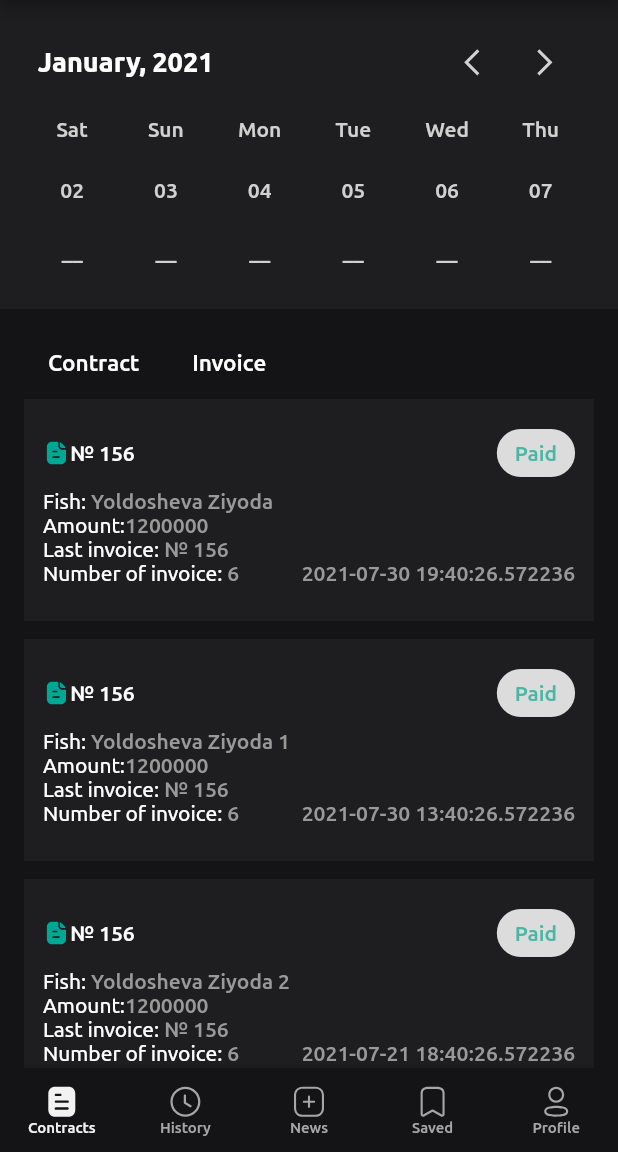
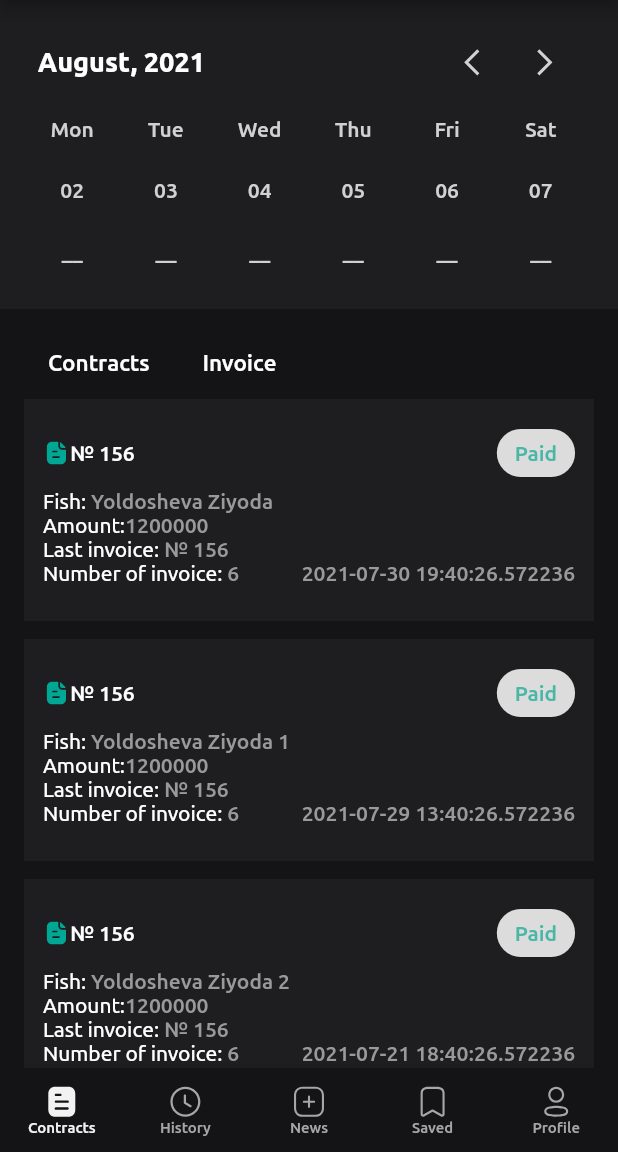
Before and after one commit to Jasurbek-Jaxongirov/iBilling, a Flutter app: the screen it shows after launch, on a phone screen of 412 x 824 dp, the part 84-1236 px from its top. Run offline on Flutter 3.47's test engine with Material 2 defaults, Android fonts, the phone set to English and light mode, and no system bars; our stand-ins replace bloc, easy_localization, flutter_bloc, flutter_svg, jiffy; project files that could hold a hidden picture were left out.

Commit message:
changed too many things

```diff
--- a/assets/sample_json/contracts.json
+++ b/assets/sample_json/contracts.json
@@ -16,7 +16,7 @@
             "last_invoice": 156,
             "invoice_amount": 6,
             "address": "Проспект Мирзо-Улугбек, дом 58, Мирзо-Улугбекский район, Ташкент",
-            "created_at": "2021-07-30 13:40:26.572236",
+            "created_at": "2021-07-29 13:40:26.572236",
             "organization_itn": 5647520318
         },
         {
@@ -36,7 +36,7 @@
             "last_invoice": 156,
             "invoice_amount": 6,
             "address": "Проспект Мирзо-Улугбек, дом 58, Мирзо-Улугбекский район, Ташкент",
-            "created_at": "2021-07-30 12:40:26.572236",
+            "created_at": "2021-07-31 12:40:26.572236",
             "organization_itn": 5647520318
         }
     ]
--- /dev/null
+++ b/assets/translations/en-US.json
@@ -0,0 +1,3 @@
+{
+    "contract": "Contracts"
+}
--- /dev/null
+++ b/assets/translations/ru.json
@@ -0,0 +1,3 @@
+{
+    "contract": "Контракти"
+}
--- /dev/null
+++ b/assets/translations/uz.json
@@ -0,0 +1,3 @@
+{
+    "contract": "Shartnoma"
+}
--- /dev/null
+++ b/lib/blocs/contracts/contracts_bloc.dart
@@ -0,0 +1,64 @@
+import 'dart:async';
+
+import 'package:bloc/bloc.dart';
+import '/api/mock_ibilling_service.dart';
+import '/models/contract.dart';
+import 'package:meta/meta.dart';
+
+part 'contracts_event.dart';
+part 'contracts_state.dart';
+
+class ContractsBloc extends Bloc<ContractsEvent, ContractsState> {
+  List<Contract> mockData = [];
+
+  List<Contract> _filteredItems = [];
+
+  DateTime filteringTime = DateTime.now();
+
+  List<Contract> get filteredItems {
+    return _filteredItems;
+  }
+
+  Future<void> getMockData() async {
+    mockData = await MockIBillingService().getContractResponse();
+  }
+
+  Future<void> fetchContractsByDate(DateTime time) async {
+    await getMockData();
+    mockData.forEach((contract) {
+      try {
+        if (DateTime.parse(contract.createdAt) == time) {
+          _filteredItems.add(contract);
+        }
+      } catch (error) {
+        print('Error occured: $error');
+      }
+    });
+  }
+
+  ContractsBloc() : super(ContractsInitialState());
+
+  @override
+  Stream<ContractsState> mapEventToState(
+    ContractsEvent event,
+  ) async* {
+    if (event is LoadContracts) {
+      yield LoadingContractsState();
+      await getMockData();
+      try {
+        yield LoadedContractsState(contracts: mockData);
+      } catch (error) {
+        yield FailedToLoadContractsState(error: '$error');
+      }
+    } else if (event is FilterContractsByDate) {
+      yield FilteringContractsByDate();
+      await fetchContractsByDate(DateTime.parse('2021-07-21 18:40:26.572236'));
+
+      try {
+        yield FilteredContractsByDate(filteredContracts: _filteredItems);
+      } catch (error) {
+        yield FailedToFilterContractsByDate(error: '$error');
+      }
+    }
+  }
+}
--- /dev/null
+++ b/lib/blocs/contracts/contracts_event.dart
@@ -0,0 +1,10 @@
+part of 'contracts_bloc.dart';
+
+class LoadContracts extends ContractsEvent {}
+
+class FilterContractsByDate extends ContractsEvent {
+  FilterContractsByDate();
+}
+
+@immutable
+abstract class ContractsEvent {}
--- /dev/null
+++ b/lib/blocs/contracts/contracts_state.dart
@@ -0,0 +1,34 @@
+part of 'contracts_bloc.dart';
+
+@immutable
+abstract class ContractsState {}
+
+class ContractsInitialState extends ContractsState {}
+
+class LoadingContractsState extends ContractsState {}
+
+// Loading all contracts states
+class LoadedContractsState extends ContractsState {
+  final List<Contract> contracts;
+
+  LoadedContractsState({required this.contracts});
+}
+
+class FailedToLoadContractsState extends ContractsState {
+  final String error;
+
+  FailedToLoadContractsState({required this.error});
+}
+
+// Filtering contracts by date states
+class FilteringContractsByDate extends ContractsState {}
+
+class FilteredContractsByDate extends ContractsState {
+  final List<Contract> filteredContracts;
+  FilteredContractsByDate({required this.filteredContracts});
+}
+
+class FailedToFilterContractsByDate extends ContractsState {
+  final String error;
+  FailedToFilterContractsByDate({required this.error});
+}
--- a/lib/blocs/contracts_bloc/contracts_bloc_event.dart
+++ /dev/null
@@ -1,6 +0,0 @@
-part of 'contracts_bloc_bloc.dart';
-
-@immutable
-abstract class ContractsBlocEvent {}
-
-class LoadContractsEvent extends ContractsBlocEvent {}
--- a/lib/blocs/filter_by_date/filter_by_date_bloc.dart
+++ /dev/null
@@ -1,86 +0,0 @@
-import 'dart:async';
-
-import 'package:bloc/bloc.dart';
-import '/api/mock_ibilling_service.dart';
-import '/models/contract.dart';
-import 'package:meta/meta.dart';
-
-part 'filter_by_date_event.dart';
-part 'filter_by_date_state.dart';
-
-class FilterByDateBloc extends Bloc<FilterByDateEvent, FilterByDateState> {
-  bool _isClicked = false;
-  List<Contract> mockData = [];
-  DateTime _filteringByDate = DateTime.now();
-  final List<Contract> _filteredItems = [];
-
-  void set filteringDate(DateTime chosenTime) {
-    print('Entered set filtering date function');
-    _filteringByDate = chosenTime;
-  }
-
-  List<Contract> get filteredItems {
-    return _filteredItems;
-  }
-
-  void toggleClick(bool isClicked) {
-    print('entered');
-    _isClicked = isClicked;
-  }
-
-  Future<void> getMockData() async {
-    mockData = await MockIBillingService().getContractResponse();
-  }
-
-  void filterContracts() {
-    mockData.forEach((contract) {
-      print(contract);
-      if (DateTime.parse(contract.createdAt).day == _filteringByDate.day &&
-          DateTime.parse(contract.createdAt).month == _filteringByDate.month &&
-          DateTime.parse(contract.createdAt).year == _filteringByDate.year &&
-          DateTime.parse(contract.createdAt).weekday ==
-              _filteringByDate.weekday) {
-        print('Added a new contract');
-
-        _filteredItems.add(contract);
-      } else {
-        print('Nothing related to the date has been found');
-      }
-    });
-  }
-
-  FilterByDateBloc()
-      : super(FilteringByDate(
-            filteringDate: DateTime.parse('2021-07-30 22:12:43.684105')));
-
-  @override
-  Stream<FilterByDateState> mapEventToState(
-    FilterByDateEvent event,
-  ) async* {
-    if (event is ClickDateContainer) {
-      await getMockData();
-      print('Is Clicked changed $_isClicked');
-      if (_isClicked == true) {
-        print('Worked isClicked area');
-        filterContracts();
-        yield FilteringByDate(filteringDate: _filteringByDate);
-
-        try {
-          yield FilteredByDate(contractsFilteredByDate: _filteredItems);
-        } catch (error) {
-          yield FailedToFilterByDate(error: error);
-        }
-      } else {
-        print('Came to no clicked place');
-        mockData.forEach((element) {
-          _filteredItems.add(element);
-        });
-        try {
-          yield FilteredByDate(contractsFilteredByDate: _filteredItems);
-        } catch (error) {
-          yield FailedToFilterByDate(error: error);
-        }
-      }
-    }
-  }
-}
--- a/lib/blocs/filter_by_date/filter_by_date_event.dart
+++ /dev/null
@@ -1,6 +0,0 @@
-part of 'filter_by_date_bloc.dart';
-
-@immutable
-abstract class FilterByDateEvent {}
-
-class ClickDateContainer extends FilterByDateEvent {}
--- a/lib/blocs/filter_by_date/filter_by_date_state.dart
+++ /dev/null
@@ -1,20 +0,0 @@
-part of 'filter_by_date_bloc.dart';
-
-@immutable
-abstract class FilterByDateState {}
-
-class FilteringByDate extends FilterByDateState {
-  final DateTime filteringDate;
-
-  FilteringByDate({required this.filteringDate});
-}
-
-class FilteredByDate extends FilterByDateState {
-  final List<Contract> contractsFilteredByDate;
-  FilteredByDate({required this.contractsFilteredByDate});
-}
-
-class FailedToFilterByDate extends FilterByDateState {
-  final error;
-  FailedToFilterByDate({required this.error});
-}
--- a/lib/main.dart
+++ b/lib/main.dart
@@ -1,12 +1,26 @@
 import 'package:flutter/material.dart';
 import 'package:flutter_bloc/flutter_bloc.dart';
-import 'package:i_billing/blocs/filter_by_date/filter_by_date_bloc.dart';
+import '/blocs/contracts/contracts_bloc.dart';
 import '/ui/home.dart';
-import '/blocs/contracts_bloc/contracts_bloc_bloc.dart';
 import '/ui/theme/app_theme.dart';
+import 'package:easy_localization/easy_localization.dart';
 
-void main() {
-  runApp(const MyApp());
+void main() async {
+  WidgetsFlutterBinding.ensureInitialized();
+  await EasyLocalization.ensureInitialized();
+
+  runApp(
+    EasyLocalization(
+        supportedLocales: const [
+          Locale('uz'),
+          Locale('en', 'US'),
+          Locale('ru')
+        ],
+        path:
+            'assets/translations', // <-- change the path of the translation files
+        // fallbackLocale: const Locale('ru'),
+        child: const MyApp()),
+  );
 }
 
 class MyApp extends StatelessWidget {
@@ -16,13 +30,16 @@ class MyApp extends StatelessWidget {
     return MultiBlocProvider(
       providers: [
         BlocProvider(
-          create: (_) => FilterByDateBloc()
+          create: (_) => ContractsBloc()
             ..add(
-              ClickDateContainer(),
+              LoadContracts(),
             ),
         )
       ],
       child: MaterialApp(
+        localizationsDelegates: context.localizationDelegates,
+        supportedLocales: context.supportedLocales,
+        locale: context.locale,
         debugShowCheckedModeBanner: false,
         title: 'iBilling',
         theme: AppTheme.darkTheme(),
--- a/lib/ui/android/components/calendar.dart
+++ b/lib/ui/android/components/calendar.dart
@@ -1,7 +1,7 @@
 import 'package:flutter/material.dart';
 import 'package:flutter_bloc/flutter_bloc.dart';
 import 'package:flutter_svg/flutter_svg.dart';
-import '/blocs/filter_by_date/filter_by_date_bloc.dart';
+import '/blocs/contracts/contracts_bloc.dart';
 import '/ui/theme/app_constants.dart';
 import 'day_container.dart';
 import 'package:jiffy/jiffy.dart';
@@ -15,8 +15,8 @@ class CustomCalendar extends StatefulWidget {
 }
 
 class _CustomCalendarState extends State<CustomCalendar> {
-  DateTime pickedDate = DateTime(DateTime.now().year)
-      .subtract(Duration(days: (DateTime.now().weekday - 2)));
+  DateTime pickedDate =
+      DateTime.now().subtract(Duration(days: (DateTime.now().weekday - 1)));
   var jiffy1 = Jiffy();
   var _selectedIndex = -1;
   @override
@@ -72,13 +72,9 @@ class _CustomCalendarState extends State<CustomCalendar> {
                     onTap: () {
                       setState(() {
                         _selectedIndex = index;
-                        BlocProvider.of<FilterByDateBloc>(context,
-                                listen: false)
-                            .toggleClick(true);
-                        BlocProvider.of<FilterByDateBloc>(context,
-                                listen: false)
-                            .filteringDate = pickedIndexDay;
                       });
+                      BlocProvider.of<ContractsBloc>(context)
+                          .add(FilterContractsByDate());
                     },
                     child: DayContainer(
                       isActive: _selectedIndex == index,
--- a/lib/ui/android/components/contracts_invoices_container.dart
+++ b/lib/ui/android/components/contracts_invoices_container.dart
@@ -1,10 +1,12 @@
 import 'package:flutter/material.dart';
 import 'package:flutter_bloc/flutter_bloc.dart';
-import '/blocs/filter_by_date/filter_by_date_bloc.dart';
+import '/blocs/contracts/contracts_bloc.dart';
 // import '/blocs/contracts_bloc/contracts_bloc_bloc.dart';
+
+import 'package:easy_localization/easy_localization.dart';
 import '../components/contract_item.dart';
 
-class ContractsAndIvoicesContainer extends StatelessWidget {
+class ContractsAndIvoicesContainer extends StatefulWidget {
   const ContractsAndIvoicesContainer({
     Key? key,
     required this.buttonTextStyle,
@@ -13,14 +15,21 @@ class ContractsAndIvoicesContainer extends StatelessWidget {
   final TextStyle buttonTextStyle;
 
   @override
+  _ContractsAndIvoicesContainerState createState() =>
+      _ContractsAndIvoicesContainerState();
+}
+
+class _ContractsAndIvoicesContainerState
+    extends State<ContractsAndIvoicesContainer> {
+  @override
   Widget build(BuildContext context) {
-    return BlocBuilder<FilterByDateBloc, FilterByDateState>(
+    return BlocBuilder<ContractsBloc, ContractsState>(
       builder: (ctx, state) {
-        if (state is FilteringByDate) {
+        if (state is LoadingContractsState) {
           return const Center(
             child: CircularProgressIndicator(),
           );
-        } else if (state is FilteredByDate) {
+        } else if (state is LoadedContractsState) {
           print('Worked');
           return SingleChildScrollView(
             child: Padding(
@@ -31,11 +40,14 @@ class ContractsAndIvoicesContainer extends StatelessWidget {
                     children: [
                       MaterialButton(
                         onPressed: () {
+                          setState(() {
+                            context.locale = const Locale('ru');
+                          });
                           // ContractCubit().toggleButton(true);
                         },
                         child: Text(
-                          'Contract',
-                          style: buttonTextStyle,
+                          'contract'.tr(),
+                          style: widget.buttonTextStyle,
                         ),
                         // color: ContractCubit().isContractActive
                         // ? Constants.lightGreenColor
@@ -43,11 +55,14 @@ class ContractsAndIvoicesContainer extends StatelessWidget {
                       ),
                       MaterialButton(
                         onPressed: () {
+                          setState(() {
+                            context.locale = const Locale('uz');
+                          });
                           // ContractCubit().toggleButton(false);
                         },
                         child: Text(
                           'Invoice',
-                          style: buttonTextStyle,
+                          style: widget.buttonTextStyle,
                         ),
                         // color: ContractCubit().isContractActive
                         // ? Colors.transparent
@@ -55,7 +70,7 @@ class ContractsAndIvoicesContainer extends StatelessWidget {
                       ),
                     ],
                   ),
-                  ...state.contractsFilteredByDate
+                  ...state.contracts
                       .map(
                         (element) => Column(
                           children: [
@@ -73,14 +88,77 @@ class ContractsAndIvoicesContainer extends StatelessWidget {
               ),
             ),
           );
-        } else if (state is FailedToFilterByDate) {
+        } else if (state is FailedToLoadContractsState) {
           return Center(
             child: Text('${state.error}'),
           );
-        } else {
-          print('Failed');
-          return Container();
+        } else if (state is FilteringContractsByDate) {
+          return const Center(
+            child: CircularProgressIndicator(),
+          );
+        } else if (state is FilteredContractsByDate) {
+          return SingleChildScrollView(
+            child: Padding(
+              padding: const EdgeInsets.symmetric(vertical: 12, horizontal: 16),
+              child: Column(
+                children: [
+                  Row(
+                    children: [
+                      MaterialButton(
+                        onPressed: () {
+                          setState(() {
+                            context.locale = const Locale('ru');
+                          });
+                          // ContractCubit().toggleButton(true);
+                        },
+                        child: Text(
+                          'contract'.tr(),
+                          style: widget.buttonTextStyle,
+                        ),
+                        // color: ContractCubit().isContractActive
+                        // ? Constants.lightGreenColor
+                        // : Colors.transparent,
+                      ),
+                      MaterialButton(
+                        onPressed: () {
+                          setState(() {
+                            context.locale = const Locale('uz');
+                          });
+                          // ContractCubit().toggleButton(false);
+                        },
+                        child: Text(
+                          'Invoice',
+                          style: widget.buttonTextStyle,
+                        ),
+                        // color: ContractCubit().isContractActive
+                        // ? Colors.transparent
+                        // : Constants.lightGreenColor,
+                      ),
+                    ],
+                  ),
+                  ...state.filteredContracts
+                      .map(
+                        (element) => Column(
+                          children: [
+                            ContractItem(
+                              contract: element,
+                            ),
+                            const SizedBox(
+                              height: 12,
+                            ),
+                          ],
+                        ),
+                      )
+                      .toList(),
+                ],
+              ),
+            ),
+          );
+        } else if (state is FailedToFilterContractsByDate) {
+          print('failed to filter');
         }
+        print('Failed');
+        return Container();
       },
     );
   }
--- a/lib/ui/android/contracts_page.dart
+++ b/lib/ui/android/contracts_page.dart
@@ -1,7 +1,7 @@
 import 'package:flutter/cupertino.dart';
 import 'package:flutter/material.dart';
 import 'package:flutter_bloc/flutter_bloc.dart';
-import 'package:i_billing/blocs/filter_by_date/filter_by_date_bloc.dart';
+import '/blocs/contracts/contracts_bloc.dart';
 
 import '/ui/android/components/calendar.dart';
 import '/ui/theme/app_constants.dart';
@@ -16,8 +16,9 @@ class ContractsPage extends StatelessWidget {
     final buttonTextStyle =
         Theme.of(context).textTheme.bodyText1!.copyWith(fontSize: 15);
 
-    return BlocBuilder<FilterByDateBloc, FilterByDateState>(
-      builder: (context, state) => Container(
+    return BlocProvider.value(
+      value: BlocProvider.of<ContractsBloc>(context),
+      child: Container(
         width: double.infinity,
         height: double.infinity,
         decoration: const BoxDecoration(
--- a/lib/ui/home.dart
+++ b/lib/ui/home.dart
@@ -8,6 +8,7 @@ import '/ui/android/history_page.dart';
 import '/ui/android/profile_page.dart';
 import '/ui/theme/app_constants.dart';
 import 'android/saved_page.dart';
+import 'package:easy_localization/easy_localization.dart';
 
 class MyHomePage extends StatefulWidget {
   const MyHomePage({Key? key, required this.title}) : super(key: key);
@@ -21,10 +22,10 @@ class MyHomePage extends StatefulWidget {
 var pickedDate = DateTime.now();
 
 class _MyHomePageState extends State<MyHomePage> {
-  final _titles = ['Contracts', 'History', 'News', 'Saved', 'Profile'];
+  final _titles = ['contract'.tr(), 'History', 'News', 'Saved', 'Profile'];
   var _index = 0;
   final pages = <Widget>[
-    ContractsPage(),
+    const ContractsPage(),
     const HistoryPage(),
     const NewsPage(),
     const SavedPage(),
--- a/pubspec.yaml
+++ b/pubspec.yaml
@@ -21,6 +21,7 @@ environment:
   sdk: ">=2.12.0 <3.0.0"
 
 dependencies:
+  easy_localization: ^3.0.0
   json_serializable: ^4.1.4
   json_annotation: ^4.0.1
   flutter_svg: ^0.22.0
@@ -33,6 +34,7 @@ dependencies:
   # Use with the CupertinoIcons class for iOS style icons.
   cupertino_icons: ^1.0.2
   flutter_bloc: ^7.0.1
+  shared_preferences: ^2.0.6
 
 
 
@@ -62,6 +64,7 @@ flutter:
     - assets/fonts/Ubuntu/
     - assets/icons/
     - assets/sample_json/
+    - assets/translations/
   # An image asset can refer to one or more resolution-specific "variants", see
   # https://flutter.dev/assets-and-images/#resolution-aware.
 
```
Also changed, not shown: lib/blocs/contracts_bloc/contracts_bloc_bloc.dart (deleted, +0 -30 lines), lib/blocs/contracts_bloc/contracts_bloc_state.dart (deleted, +0 -18 lines), pubspec.lock.
